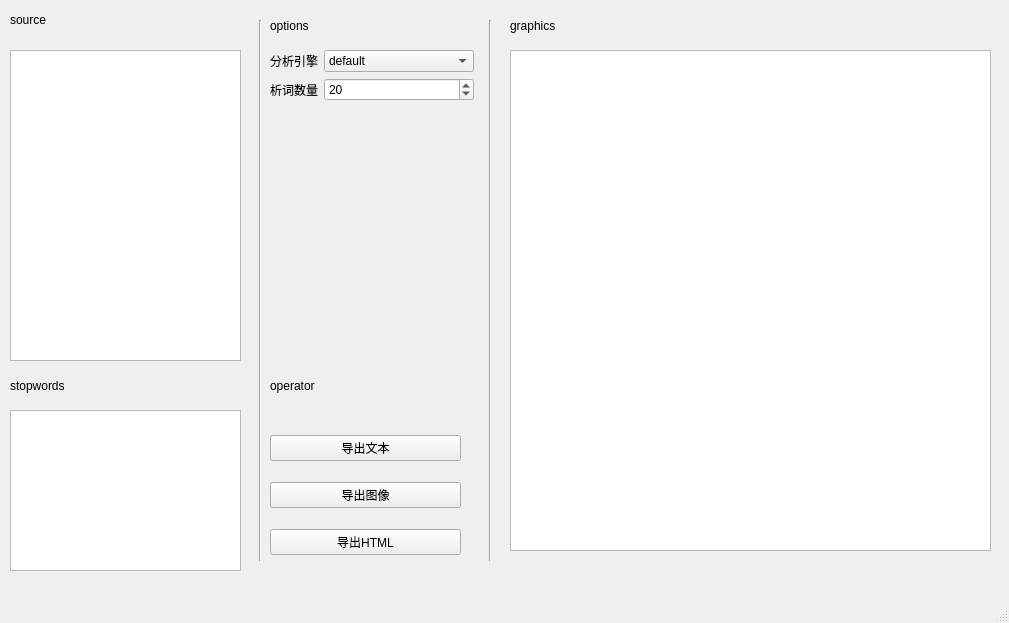
Before: the Qt Designer form gui/win.ui in oct-month/JiebaWords, drawn with Qt 5.
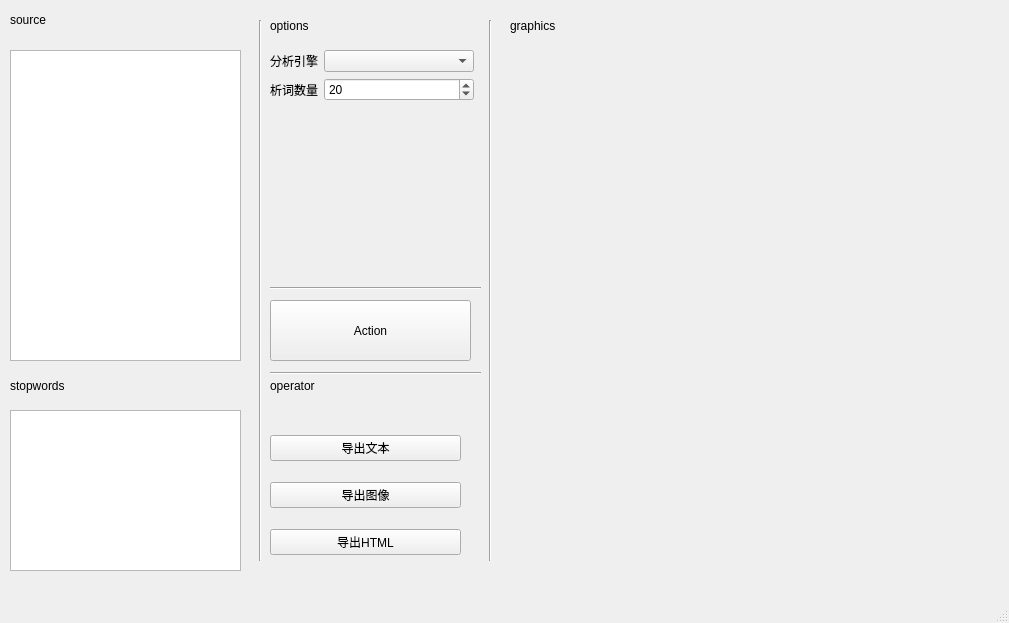
After: the same form once the commit is applied.

```diff
--- a/gui/win.ui
+++ b/gui/win.ui
@@ -38,23 +38,7 @@
       </widget>
      </item>
      <item row="0" column="1">
-      <widget class="QComboBox" name="analy_set">
-       <item>
-        <property name="text">
-         <string>default</string>
-        </property>
-       </item>
-       <item>
-        <property name="text">
-         <string>jieba</string>
-        </property>
-       </item>
-       <item>
-        <property name="text">
-         <string>english</string>
-        </property>
-       </item>
-      </widget>
+      <widget class="QComboBox" name="analy_set"/>
      </item>
      <item row="1" column="0">
       <widget class="QLabel" name="label_3">
@@ -75,16 +59,6 @@
      </item>
     </layout>
    </widget>
-   <widget class="QGraphicsView" name="graphics_view">
-    <property name="geometry">
-     <rect>
-      <x>510</x>
-      <y>50</y>
-      <width>481</width>
-      <height>501</height>
-     </rect>
-    </property>
-   </widget>
    <widget class="QLabel" name="label_4">
     <property name="geometry">
      <rect>
@@ -244,6 +218,58 @@
      </rect>
     </property>
    </widget>
+   <widget class="QPushButton" name="action_btn">
+    <property name="geometry">
+     <rect>
+      <x>270</x>
+      <y>300</y>
+      <width>201</width>
+      <height>61</height>
+     </rect>
+    </property>
+    <property name="text">
+     <string>Action</string>
+    </property>
+   </widget>
+   <widget class="Line" name="line_3">
+    <property name="geometry">
+     <rect>
+      <x>270</x>
+      <y>280</y>
+      <width>211</width>
+      <height>16</height>
+     </rect>
+    </property>
+    <property name="orientation">
+     <enum>Qt::Horizontal</enum>
+    </property>
+   </widget>
+   <widget class="Line" name="line_4">
+    <property name="geometry">
+     <rect>
+      <x>270</x>
+      <y>365</y>
+      <width>211</width>
+      <height>16</height>
+     </rect>
+    </property>
+    <property name="orientation">
+     <enum>Qt::Horizontal</enum>
+    </property>
+   </widget>
+   <widget class="QLabel" name="graphics_view">
+    <property name="geometry">
+     <rect>
+      <x>510</x>
+      <y>60</y>
+      <width>481</width>
+      <height>511</height>
+     </rect>
+    </property>
+    <property name="text">
+     <string/>
+    </property>
+   </widget>
   </widget>
   <widget class="QMenuBar" name="menubar">
    <property name="geometry">
```
